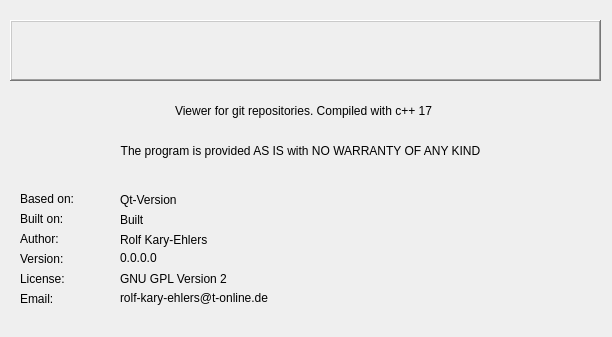
Rolloke/GUI-Apps, file GitView/source/aboutdlg.ui: the form before one commit.
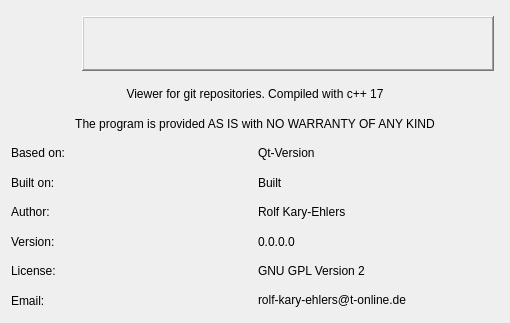
The form after the commit. Icons and pictures are not drawn.

Commit message: about page resizeable

What changed in the file:
```diff
--- a/GitView/source/aboutdlg.ui
+++ b/GitView/source/aboutdlg.ui
@@ -6,276 +6,209 @@
    <rect>
     <x>0</x>
     <y>0</y>
-    <width>612</width>
-    <height>337</height>
+    <width>510</width>
+    <height>323</height>
    </rect>
   </property>
   <property name="windowTitle">
    <string>Dialog</string>
   </property>
-  <widget class="QLabel" name="labelAuthor">
-   <property name="geometry">
-    <rect>
-     <x>20</x>
-     <y>230</y>
-     <width>71</width>
-     <height>17</height>
-    </rect>
-   </property>
-   <property name="text">
-    <string>Author:</string>
-   </property>
-  </widget>
-  <widget class="QLabel" name="textAuthor">
-   <property name="geometry">
-    <rect>
-     <x>120</x>
-     <y>230</y>
-     <width>471</width>
-     <height>20</height>
-    </rect>
-   </property>
-   <property name="text">
-    <string>Rolf Kary-Ehlers</string>
-   </property>
-  </widget>
-  <widget class="QLabel" name="labelVersion">
-   <property name="geometry">
-    <rect>
-     <x>20</x>
-     <y>250</y>
-     <width>81</width>
-     <height>17</height>
-    </rect>
-   </property>
-   <property name="text">
-    <string>Version:</string>
-   </property>
-  </widget>
-  <widget class="QLabel" name="textVersion">
-   <property name="geometry">
-    <rect>
-     <x>120</x>
-     <y>250</y>
-     <width>471</width>
-     <height>16</height>
-    </rect>
-   </property>
-   <property name="text">
-    <string>0.0.0.0</string>
-   </property>
-  </widget>
-  <widget class="QLabel" name="labelLicense">
-   <property name="geometry">
-    <rect>
-     <x>20</x>
-     <y>270</y>
-     <width>81</width>
-     <height>17</height>
-    </rect>
-   </property>
-   <property name="text">
-    <string>License:</string>
-   </property>
-  </widget>
-  <widget class="QLabel" name="textLicense">
-   <property name="geometry">
-    <rect>
-     <x>120</x>
-     <y>270</y>
-     <width>471</width>
-     <height>17</height>
-    </rect>
-   </property>
-   <property name="text">
-    <string>GNU GPL Version 2</string>
-   </property>
-  </widget>
-  <widget class="QLabel" name="labelTitle">
-   <property name="geometry">
-    <rect>
-     <x>10</x>
-     <y>20</y>
-     <width>591</width>
-     <height>61</height>
-    </rect>
-   </property>
-   <property name="font">
-    <font>
-     <family>Comic Sans MS</family>
-     <pointsize>18</pointsize>
-     <weight>75</weight>
-     <italic>true</italic>
-     <bold>true</bold>
-    </font>
-   </property>
-   <property name="frameShape">
-    <enum>QFrame::WinPanel</enum>
-   </property>
-   <property name="frameShadow">
-    <enum>QFrame::Raised</enum>
-   </property>
-   <property name="text">
-    <string/>
-   </property>
-   <property name="alignment">
-    <set>Qt::AlignCenter</set>
-   </property>
-  </widget>
-  <widget class="QPushButton" name="pushButton">
-   <property name="geometry">
-    <rect>
-     <x>20</x>
-     <y>30</y>
-     <width>41</width>
-     <height>41</height>
-    </rect>
-   </property>
-   <property name="text">
-    <string/>
-   </property>
-   <property name="icon">
-    <iconset resource="resource.qrc">
-     <normaloff>:/resource/logo@2x.png</normaloff>:/resource/logo@2x.png</iconset>
-   </property>
-   <property name="iconSize">
-    <size>
-     <width>36</width>
-     <height>36</height>
-    </size>
-   </property>
-   <property name="checkable">
-    <bool>false</bool>
-   </property>
-   <property name="checked">
-    <bool>false</bool>
-   </property>
-   <property name="default">
-    <bool>false</bool>
-   </property>
-   <property name="flat">
-    <bool>true</bool>
-   </property>
-  </widget>
-  <widget class="QLabel" name="textWarranty">
-   <property name="geometry">
-    <rect>
-     <x>10</x>
-     <y>140</y>
-     <width>581</width>
-     <height>21</height>
-    </rect>
-   </property>
-   <property name="text">
-    <string>The program is provided AS IS with NO WARRANTY OF ANY KIND</string>
-   </property>
-   <property name="alignment">
-    <set>Qt::AlignCenter</set>
-   </property>
-  </widget>
-  <widget class="QLabel" name="labelEmail">
-   <property name="geometry">
-    <rect>
-     <x>20</x>
-     <y>290</y>
-     <width>54</width>
-     <height>17</height>
-    </rect>
-   </property>
-   <property name="text">
-    <string>Email:</string>
-   </property>
-  </widget>
-  <widget class="QLabel" name="textEmail">
-   <property name="geometry">
-    <rect>
-     <x>120</x>
-     <y>290</y>
-     <width>471</width>
-     <height>17</height>
-    </rect>
-   </property>
-   <property name="text">
-    <string>rolf-kary-ehlers@t-online.de</string>
-   </property>
-   <property name="openExternalLinks">
-    <bool>true</bool>
-   </property>
-   <property name="textInteractionFlags">
-    <set>Qt::LinksAccessibleByKeyboard|Qt::LinksAccessibleByMouse|Qt::TextBrowserInteraction|Qt::TextSelectableByKeyboard|Qt::TextSelectableByMouse</set>
-   </property>
-  </widget>
-  <widget class="QLabel" name="textDescription">
-   <property name="geometry">
-    <rect>
-     <x>13</x>
-     <y>90</y>
-     <width>581</width>
-     <height>41</height>
-    </rect>
-   </property>
-   <property name="text">
-    <string>Viewer for git repositories. Compiled with c++ 17</string>
-   </property>
-   <property name="alignment">
-    <set>Qt::AlignCenter</set>
-   </property>
-   <property name="wordWrap">
-    <bool>true</bool>
-   </property>
-  </widget>
-  <widget class="QLabel" name="textBuildDate">
-   <property name="geometry">
-    <rect>
-     <x>120</x>
-     <y>210</y>
-     <width>481</width>
-     <height>20</height>
-    </rect>
-   </property>
-   <property name="text">
-    <string>Built</string>
-   </property>
-  </widget>
-  <widget class="QLabel" name="labelBuildDate">
-   <property name="geometry">
-    <rect>
-     <x>20</x>
-     <y>210</y>
-     <width>81</width>
-     <height>17</height>
-    </rect>
-   </property>
-   <property name="text">
-    <string>Built on:</string>
-   </property>
-  </widget>
-  <widget class="QLabel" name="labelBased_on">
-   <property name="geometry">
-    <rect>
-     <x>20</x>
-     <y>190</y>
-     <width>81</width>
-     <height>17</height>
-    </rect>
-   </property>
-   <property name="text">
-    <string>Based on:</string>
-   </property>
-  </widget>
-  <widget class="QLabel" name="textBased_on">
-   <property name="geometry">
-    <rect>
-     <x>120</x>
-     <y>190</y>
-     <width>481</width>
-     <height>20</height>
-    </rect>
-   </property>
-   <property name="text">
-    <string>Qt-Version </string>
-   </property>
-  </widget>
+  <layout class="QGridLayout" name="gridLayout">
+   <item row="7" column="1">
+    <widget class="QLabel" name="textBuildDate">
+     <property name="text">
+      <string>Built</string>
+     </property>
+    </widget>
+   </item>
+   <item row="7" column="0">
+    <widget class="QLabel" name="labelBuildDate">
+     <property name="text">
+      <string>Built on:</string>
+     </property>
+    </widget>
+   </item>
+   <item row="10" column="0">
+    <widget class="QLabel" name="labelLicense">
+     <property name="text">
+      <string>License:</string>
+     </property>
+    </widget>
+   </item>
+   <item row="10" column="1">
+    <widget class="QLabel" name="textLicense">
+     <property name="text">
+      <string>GNU GPL Version 2</string>
+     </property>
+    </widget>
+   </item>
+   <item row="3" column="0" colspan="2">
+    <widget class="QLabel" name="textDescription">
+     <property name="text">
+      <string>Viewer for git repositories. Compiled with c++ 17</string>
+     </property>
+     <property name="alignment">
+      <set>Qt::AlignCenter</set>
+     </property>
+     <property name="wordWrap">
+      <bool>true</bool>
+     </property>
+    </widget>
+   </item>
+   <item row="11" column="0">
+    <widget class="QLabel" name="labelEmail">
+     <property name="text">
+      <string>Email:</string>
+     </property>
+    </widget>
+   </item>
+   <item row="9" column="0">
+    <widget class="QLabel" name="labelVersion">
+     <property name="text">
+      <string>Version:</string>
+     </property>
+    </widget>
+   </item>
+   <item row="6" column="1">
+    <widget class="QLabel" name="textBased_on">
+     <property name="text">
+      <string>Qt-Version </string>
+     </property>
+    </widget>
+   </item>
+   <item row="6" column="0">
+    <widget class="QLabel" name="labelBased_on">
+     <property name="text">
+      <string>Based on:</string>
+     </property>
+    </widget>
+   </item>
+   <item row="9" column="1">
+    <widget class="QLabel" name="textVersion">
+     <property name="text">
+      <string>0.0.0.0</string>
+     </property>
+    </widget>
+   </item>
+   <item row="8" column="0">
+    <widget class="QLabel" name="labelAuthor">
+     <property name="text">
+      <string>Author:</string>
+     </property>
+    </widget>
+   </item>
+   <item row="11" column="1">
+    <widget class="QLabel" name="textEmail">
+     <property name="text">
+      <string>rolf-kary-ehlers@t-online.de</string>
+     </property>
+     <property name="openExternalLinks">
+      <bool>true</bool>
+     </property>
+     <property name="textInteractionFlags">
+      <set>Qt::LinksAccessibleByKeyboard|Qt::LinksAccessibleByMouse|Qt::TextBrowserInteraction|Qt::TextSelectableByKeyboard|Qt::TextSelectableByMouse</set>
+     </property>
+    </widget>
+   </item>
+   <item row="8" column="1">
+    <widget class="QLabel" name="textAuthor">
+     <property name="text">
+      <string>Rolf Kary-Ehlers</string>
+     </property>
+    </widget>
+   </item>
+   <item row="4" column="0" colspan="2">
+    <widget class="QLabel" name="textWarranty">
+     <property name="text">
+      <string>The program is provided AS IS with NO WARRANTY OF ANY KIND</string>
+     </property>
+     <property name="alignment">
+      <set>Qt::AlignCenter</set>
+     </property>
+    </widget>
+   </item>
+   <item row="1" column="0" colspan="2">
+    <layout class="QHBoxLayout" name="horizontalLayout" stretch="0,0">
+     <property name="leftMargin">
+      <number>5</number>
+     </property>
+     <property name="topMargin">
+      <number>5</number>
+     </property>
+     <property name="rightMargin">
+      <number>5</number>
+     </property>
+     <property name="bottomMargin">
+      <number>5</number>
+     </property>
+     <item>
+      <widget class="QPushButton" name="pushButton">
+       <property name="maximumSize">
+        <size>
+         <width>60</width>
+         <height>70</height>
+        </size>
+       </property>
+       <property name="text">
+        <string/>
+       </property>
+       <property name="icon">
+        <iconset resource="resource.qrc">
+         <normaloff>:/resource/logo@2x.png</normaloff>:/resource/logo@2x.png</iconset>
+       </property>
+       <property name="iconSize">
+        <size>
+         <width>36</width>
+         <height>36</height>
+        </size>
+       </property>
+       <property name="checkable">
+        <bool>false</bool>
+       </property>
+       <property name="checked">
+        <bool>false</bool>
+       </property>
+       <property name="default">
+        <bool>false</bool>
+       </property>
+       <property name="flat">
+        <bool>true</bool>
+       </property>
+      </widget>
+     </item>
+     <item>
+      <widget class="QLabel" name="labelTitle">
+       <property name="minimumSize">
+        <size>
+         <width>0</width>
+         <height>55</height>
+        </size>
+       </property>
+       <property name="font">
+        <font>
+         <family>Comic Sans MS</family>
+         <pointsize>18</pointsize>
+         <italic>true</italic>
+         <bold>true</bold>
+        </font>
+       </property>
+       <property name="frameShape">
+        <enum>QFrame::WinPanel</enum>
+       </property>
+       <property name="frameShadow">
+        <enum>QFrame::Raised</enum>
+       </property>
+       <property name="text">
+        <string/>
+       </property>
+       <property name="alignment">
+        <set>Qt::AlignCenter</set>
+       </property>
+      </widget>
+     </item>
+    </layout>
+   </item>
+  </layout>
  </widget>
  <resources>
   <include location="resource.qrc"/>
```
